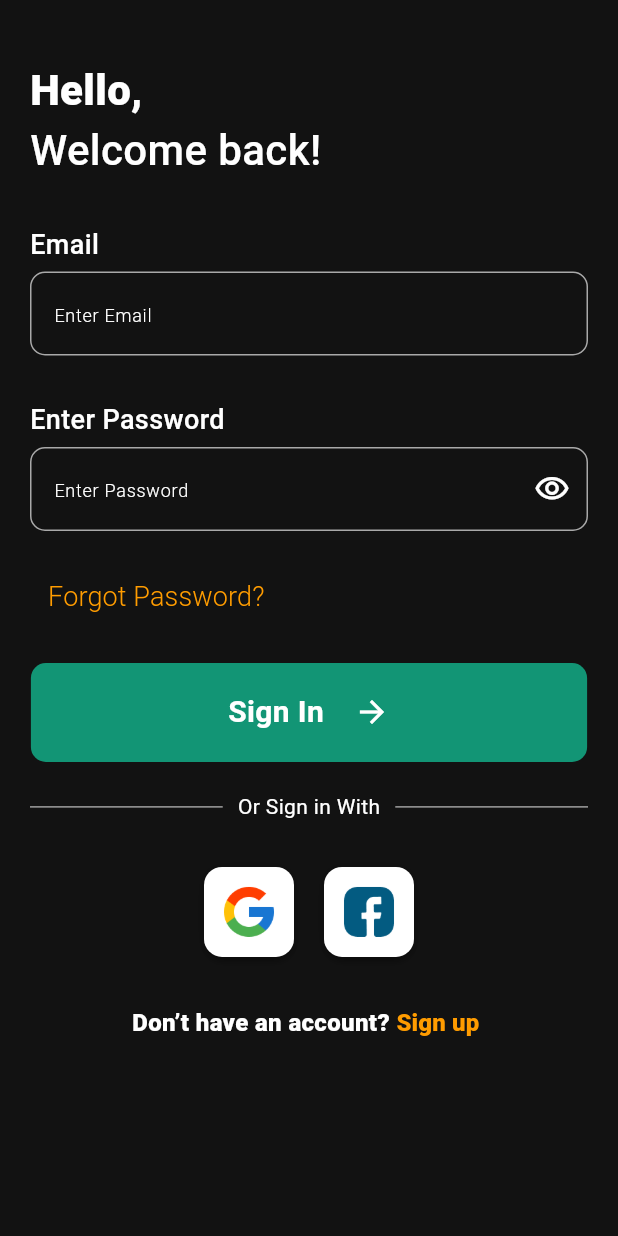
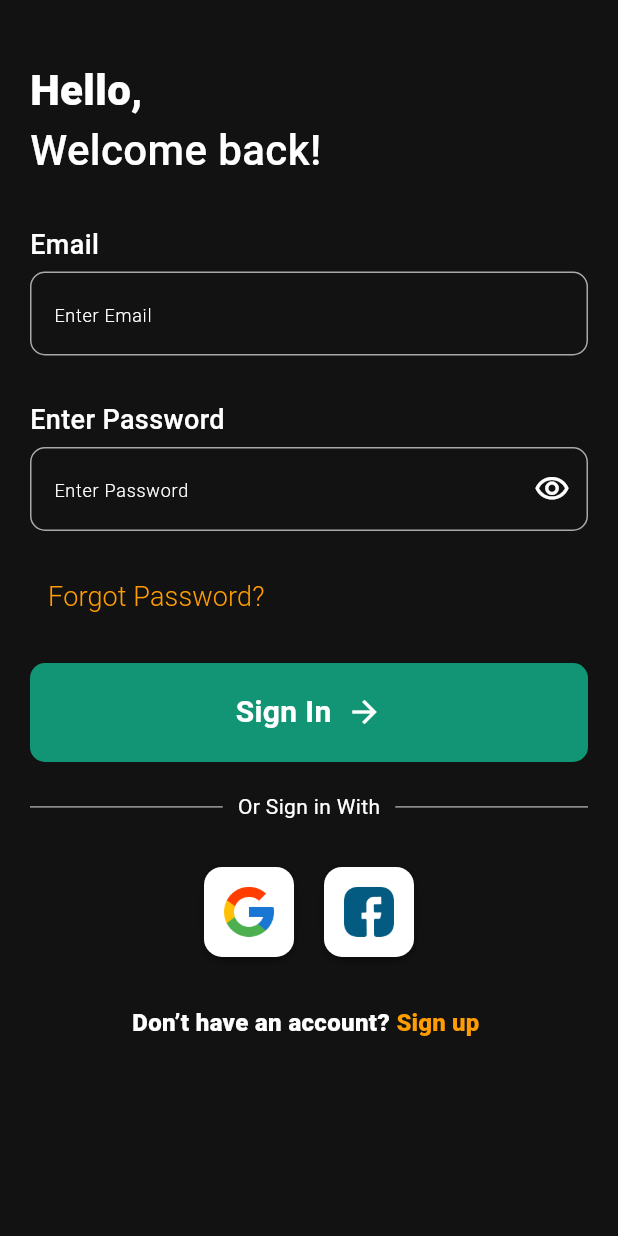
Before and after one commit to SyedAbdalAhmedShah/receipe_app, a Flutter app: the screen it shows after launch, after a tap on "Start Cooking", on a phone screen of 412 x 824 dp. Run offline on Flutter 3.47's test engine with Material 3 defaults, Android fonts, the phone set to English and light mode, and no system bars; drawn by our look-alikes of modal_progress_hud_nsn; our stand-ins replace appwrite, awesome_dialog, bloc, cached_network_image, dio, flutter_bloc and 8 more; missing offline and left inert: dart:ffi; accounts and stored records are empty; network calls fail.

Commit message:
ui changes

```diff
--- a/lib/pages/auth/sign_in.dart
+++ b/lib/pages/auth/sign_in.dart
@@ -117,8 +117,9 @@ class _SignInScreenState extends State<SignInScreen> {
                         Row(
                           mainAxisAlignment: MainAxisAlignment.center,
                           children: [
-                            PrimaryButton(
-                                gapBTWidget: 20,
+                            Expanded(
+                              child: PrimaryButton(
+                                  gapBTWidget: 10,
                                   buttonName: AppStrings.signIn,
                                   width: size.width * 0.9,
                                   onTap: () {
@@ -135,6 +136,7 @@ class _SignInScreenState extends State<SignInScreen> {
                                     }
                                   },
                                   icon: Icons.adaptive.arrow_forward),
+                            ),
                           ],
                         ),
                         const Gap(20),
--- a/lib/pages/favourite/favourtie_screen.dart
+++ b/lib/pages/favourite/favourtie_screen.dart
@@ -1,3 +1,6 @@
+import 'dart:developer';
+import 'dart:ffi';
+
 import 'package:flutter/material.dart';
 import 'package:flutter_bloc/flutter_bloc.dart';
 import 'package:receipe_app/blocs/fav_dish/favourtire_dish_bloc.dart';
@@ -16,14 +19,7 @@ class FavouriteScreen extends StatefulWidget {
 
 class _FavouriteScreenState extends State<FavouriteScreen>
     with FavouriteDishRepository {
-  late Stream<AppUser> appUserStream;
-  @override
-  void initState() {
-    context
-        .read<FavourtireDishBloc>()
-        .add(const FavourtireDishEvent.myFavouriteDishes());
-    super.initState();
-  }
+  late Stream<AppUser> userDataa;
 
   @override
   Widget build(BuildContext context) {
@@ -34,15 +30,11 @@ class _FavouriteScreenState extends State<FavouriteScreen>
           AppStrings.favDishes,
         ),
       ),
-      body: BlocListener<FavourtireDishBloc, FavourtireDishState>(
-        listener: (context, state) {
-          state.mapOrNull(
-            realTimeSubscribedState: (value) => appUserStream = value.userData,
-          );
-        },
-        child: BlocBuilder<FavourtireDishBloc, FavourtireDishState>(
+      body: BlocBuilder<FavourtireDishBloc, FavourtireDishState>(
         builder: (context, state) {
-            return state.when(
+          log("State called $state");
+          return state.maybeWhen(
+            orElse: () => MyFavDishStream(userData: userDataa),
             initial: () {
               context
                   .read<FavourtireDishBloc>()
@@ -50,52 +42,33 @@ class _FavouriteScreenState extends State<FavouriteScreen>
               return const SizedBox();
             },
             loadingState: () => const AppLoading(),
-              failureState: () {
-                return const SizedBox();
+            failureState: () => const SizedBox(),
+            realTimeSubscribedState: (value) {
+              userDataa = value;
+              return MyFavDishStream(userData: value);
             },
-              markAsFavourtireState: () {
+          );
+        },
+      ),
+    );
+  }
+}
+
+class MyFavDishStream extends StatelessWidget {
+  final Stream<AppUser> userData;
+  const MyFavDishStream({required this.userData, super.key});
+
+  @override
+  Widget build(BuildContext context) {
     return StreamBuilder(
-                  stream: appUserStream,
+      stream: userData,
       builder: (context, snapshot) => ListView.separated(
-                    padding: const EdgeInsets.symmetric(
-                        horizontal: 10, vertical: 10),
+        padding: const EdgeInsets.symmetric(horizontal: 10, vertical: 10),
         itemCount: snapshot.data?.favouriteDishes?.length ?? 0,
         separatorBuilder: (context, index) =>
             const Padding(padding: EdgeInsets.only(bottom: 10)),
         itemBuilder: (context, index) => const DishCard(),
       ),
     );
-              },
-              markAsUnfavourtireState: () {
-                return StreamBuilder(
-                  stream: appUserStream,
-                  builder: (context, snapshot) => ListView.separated(
-                    padding: const EdgeInsets.symmetric(
-                        horizontal: 10, vertical: 10),
-                    itemCount: snapshot.data?.favouriteDishes?.length ?? 0,
-                    separatorBuilder: (context, index) =>
-                        const Padding(padding: EdgeInsets.only(bottom: 10)),
-                    itemBuilder: (context, index) => const DishCard(),
-                  ),
-                );
-              },
-              realTimeSubscribedState: (value) {
-                return StreamBuilder(
-                  stream: appUserStream,
-                  builder: (context, snapshot) => ListView.separated(
-                    padding: const EdgeInsets.symmetric(
-                        horizontal: 10, vertical: 10),
-                    itemCount: snapshot.data?.favouriteDishes?.length ?? 0,
-                    separatorBuilder: (context, index) =>
-                        const Padding(padding: EdgeInsets.only(bottom: 10)),
-                    itemBuilder: (context, index) => const DishCard(),
-                  ),
-                );
-              },
-            );
-          },
-        ),
-      ),
-    );
   }
 }
--- a/lib/repositories/fav_dish_repo.dart
+++ b/lib/repositories/fav_dish_repo.dart
@@ -56,12 +56,9 @@ mixin FavouriteDishRepository {
 
     subscription.stream.listen(
       (event) {
-        log('events paylod ${event.events}');
-        log('events paylod ${event.payload}');
         AppUser userData = AppUser.fromJson(event.payload);
         log('favourite length ${userData.favouriteDishes?.length}');
       },
-
     );
     log('Channels ${subscription.channels}');
     return subscription.stream.map(
--- a/lib/widgets/primary_button.dart
+++ b/lib/widgets/primary_button.dart
@@ -7,13 +7,11 @@ class PrimaryButton extends StatelessWidget {
   final IconData icon;
   final Function() onTap;
   final double? gapBTWidget;
-  final double? width;
 
   const PrimaryButton(
       {required this.buttonName,
       required this.onTap,
       this.gapBTWidget,
-      this.width,
       required this.icon,
       super.key});
 
@@ -24,7 +22,6 @@ class PrimaryButton extends StatelessWidget {
       onTap: onTap,
       child: Container(
         height: size.height * 0.08,
-        width: width ?? size.width * 0.7,
         alignment: Alignment.center,
         decoration: BoxDecoration(
             color: Theme.of(context).colorScheme.primary,
--- a/pubspec.yaml
+++ b/pubspec.yaml
@@ -30,6 +30,7 @@ dependencies:
   loading_animation_widget: ^1.2.1
   cached_network_image: ^3.3.1
   fluttertoast: ^8.2.5
+  web_socket_channel: ^2.4.5
 
 
 
```
Also changed, not shown: lib/blocs/fav_dish/favourtire_dish_bloc.dart (line endings or trailing spaces). Lines whose indentation alone changed are shown as unchanged.
